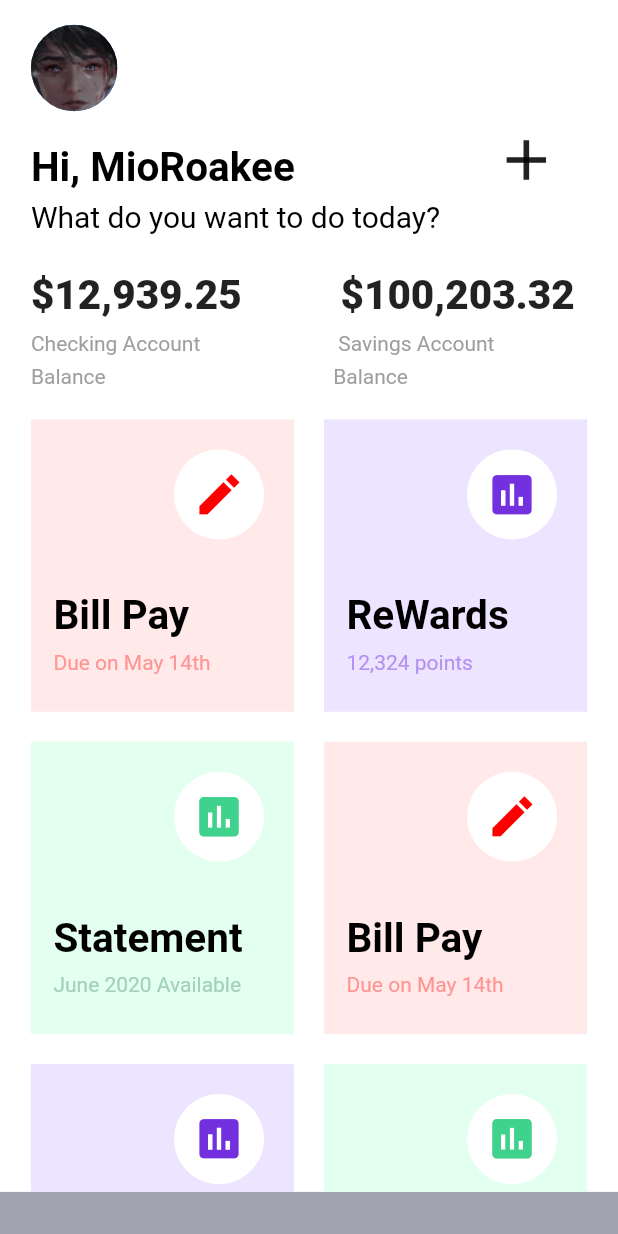
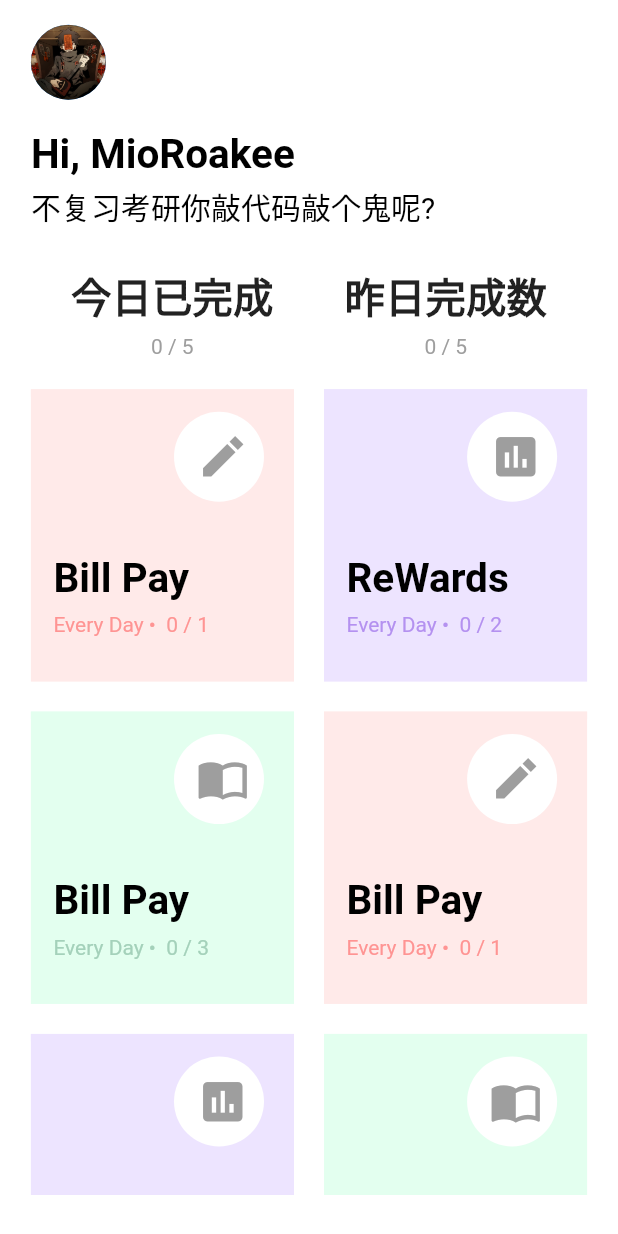
Before and after one commit to MooRoakee/flutter_set_habit, a Flutter app: the screen it shows after launch, on a phone screen of 412 x 824 dp. Run offline on Flutter 3.47's test engine with Material 2 defaults, Android fonts, the light colour scheme and no system bars; drawn by our look-alikes of like_button; our stand-ins replace flutter_spinkit, get; missing offline and left inert: dart:ffi, webdav.

```diff
--- a/lib/main.dart
+++ b/lib/main.dart
@@ -1,17 +1,20 @@
+import 'dart:io';
+
 import 'package:flutter/material.dart';
+import 'package:flutter/services.dart';
 import 'package:set_habit/page/home.dart';
 import 'package:get/get.dart';
 import 'page/drawer_screen.dart';
 
 void main() {
   runApp(MyApp());
-  // if (Platform.isAndroid) {
-  //   // 以下两行 设置android状态栏为透明的沉浸。写在组件渲染之后，是为了在渲染后进行set赋值，覆盖状态栏，写在渲染之前
-  //   // MaterialApp组件会覆盖掉这个值。
-  //   SystemUiOverlayStyle systemUiOverlayStyle =
-  //       SystemUiOverlayStyle(statusBarColor: Colors.transparent);
-  //   SystemChrome.setSystemUIOverlayStyle(systemUiOverlayStyle);
-  // }
+  if (Platform.isAndroid) {
+    // 以下两行 设置android状态栏为透明的沉浸。写在组件渲染之后，是为了在渲染后进行set赋值，覆盖状态栏，写在渲染之前
+    // MaterialApp组件会覆盖掉这个值。
+    SystemUiOverlayStyle systemUiOverlayStyle =
+        SystemUiOverlayStyle(systemNavigationBarColor: Colors.transparent);
+    SystemChrome.setSystemUIOverlayStyle(systemUiOverlayStyle);
+  }
 }
 
 class MyApp extends StatelessWidget {
--- a/lib/others/constant.dart
+++ b/lib/others/constant.dart
@@ -1,57 +1,150 @@
 import 'package:flutter/material.dart';
+import 'package:like_button/like_button.dart';
 
 List<Widget> habit = [];
-// List<Widget> habit = List.generate(
-//     30,
-//     (index) => Container(
-//           color: Color.fromRGBO(227, 255, 239, 1),
-//         ));
 
-class buildHabit2 extends StatelessWidget {
-  buildHabit2(
-      {Key key,
-      this.colorOfIcon,
-      this.colorOfTime,
-      this.colorOfbackG,
-      this.icon,
-      this.subTitle,
-      this.title})
+class HabitColorType {
+  static const int red = 0;
+  static const int purple = 1;
+  static const int green = 2;
+}
+
+class HabitDayType {
+  static const int EVERYDAY = 0;
+  static const int EVERYWEEK = 1;
+  static const int EVERYMONTH = 2;
+}
+
+class HabitItem extends StatefulWidget {
+  HabitItem(this.nameItem, this.habitColorType, this.habitDayType, this.icon,this.goal,
+      {Key key})
       : super(key: key);
+  final String nameItem;
+  final int habitColorType;
+  final int habitDayType;
+  final IconData icon;
+  int goal;
 
-  Color colorOfbackG;
-  Color colorOfIcon;
-  Color colorOfTime;
-  String title;
-  String subTitle;
-  IconData icon;
 
+  @override
+  _HabitItemState createState() => _HabitItemState();
+}
+
+class _HabitItemState extends State<HabitItem> {
+  Color colorbackG;
+  Color colorIcon;
+  Color colorDayTypeString;
+  bool isLikedLocal = false;
+  String habitDayTypeString;
+  int completeness = 0;
+
+  @override
+  void initState() {
+    // TODO: implement initState
+    super.initState();
+    switch (widget.habitColorType) {
+      case HabitColorType.red:
+        colorbackG = Color.fromRGBO(255, 234, 233, 1);
+        colorIcon = Color.fromRGBO(255, 0, 0, 1);
+        colorDayTypeString = Color.fromRGBO(255, 148, 147, 1);
+        break;
+      case HabitColorType.purple:
+        colorbackG = Color.fromRGBO(237, 228, 255, 1);
+        colorIcon = Color.fromRGBO(114, 48, 222, 1);
+        colorDayTypeString = Color.fromRGBO(180, 145, 240, 1);
+        break;
+      case HabitColorType.green:
+        colorbackG =  Color.fromRGBO(227, 255, 239, 1);
+        colorIcon = Color.fromRGBO(63, 210, 140, 1);
+        colorDayTypeString =Color.fromRGBO(164, 209, 186, 1);
+        break;
+    }
+
+    switch(widget.habitDayType){
+      case HabitDayType.EVERYDAY:
+        habitDayTypeString = 'Every Day';
+        break;
+      case HabitDayType.EVERYMONTH:
+        habitDayTypeString = 'Every Month';
+        break;
+      case HabitDayType.EVERYWEEK:
+        habitDayTypeString = 'Every Week';
+        break;
+    }
+  }
+
+  Future<bool> onLikeButtonTapped(bool isLiked) async{
+
+
+    isLikedLocal = !isLikedLocal;
+    setState(() {
+      if(isLikedLocal){
+        completeness+=1;
+      }else{
+        completeness-=1;
+      }
+
+    });
+
+
+    return !isLiked;
+  }
+
+  @override
   Widget build(BuildContext context) {
-    return InkWell(
-      child: Container(
-        color: colorOfbackG,
+    return Container(
+      color: colorbackG,
       child: Column(
         children: [
+          AnimatedContainer(
+            duration: Duration(milliseconds: 300),
+            child: LinearProgressIndicator(
+
+              minHeight: 5,
+              backgroundColor: colorbackG,
+              valueColor: AlwaysStoppedAnimation(colorIcon),
+              value: completeness / widget.goal,
+            ),
+          ),
           Padding(
-              padding: EdgeInsets.only(right: 20, top: 20),
+            padding: EdgeInsets.only(right: 20, top: 10),
             child: Align(
               alignment: Alignment.centerRight,
               child: CircleAvatar(
                 radius: 30,
                 backgroundColor: Colors.white,
-                  child: Icon(
-                    icon,
-                    color: colorOfIcon,
+                child: LikeButton(
+                  isLiked: isLikedLocal,
+                  onTap: onLikeButtonTapped,
+                    bubblesColor: BubblesColor(
+                      dotPrimaryColor: Color(0xFFFFC107),
+                      dotSecondaryColor: Color(0xFFFF9800),
+                      dotThirdColor: colorIcon,
+                      dotLastColor: colorDayTypeString,
+                    ),
+                    padding: EdgeInsets.only(bottom: 5),
+                    animationDuration: Duration(milliseconds: 700),
+                    circleColor:
+                    CircleColor(start: Color(0xFFFFC107), end: colorIcon),
+                    mainAxisAlignment: MainAxisAlignment.center,
+                    likeBuilder: (bool isLiked) {
+                      return Icon(
+                        widget.icon,
+                        color: isLiked ? colorIcon : Colors.grey,
                         size: 35,
+                      );
+                    }
                     ),
               ),
             ),
           ),
+
           Padding(
             padding: EdgeInsets.only(top: 35.0, left: 15),
             child: Align(
               alignment: Alignment.centerLeft,
               child: Text(
-                  title,
+                widget.nameItem,
                 style: TextStyle(
                     color: Colors.black,
                     fontSize: 27,
@@ -64,12 +157,11 @@ class buildHabit2 extends StatelessWidget {
             child: Align(
                 alignment: Alignment.centerLeft,
                 child: Text(
-                    subTitle,
-                    style: TextStyle(color: colorOfTime),
+                  habitDayTypeString+" •  "+"$completeness / ${widget.goal}",
+                  style: TextStyle(color: colorDayTypeString),
                 )),
           ),
         ],
-        ),
       ),
     );
   }
--- a/lib/page/drawer_screen.dart
+++ b/lib/page/drawer_screen.dart
@@ -1,4 +1,5 @@
 import 'package:animations/animations.dart';
+import 'package:flutter/cupertino.dart';
 import 'package:flutter/material.dart';
 import 'package:get/get.dart';
 import 'package:set_habit/page/webdev_set.dart';
@@ -11,6 +12,7 @@ class DrawerScreen extends StatefulWidget {
 class _DrawerScreenState extends State<DrawerScreen> {
   var width;
   var height;
+
   @override
   Widget build(BuildContext context) {
     width = MediaQuery.of(context).size.width; //返回context所在的窗口宽度
@@ -42,46 +44,46 @@ class _DrawerScreenState extends State<DrawerScreen> {
                   ],
                 ),
                 SizedBox(
-                  height: height * 0.15,
+                  height: 150,
                 ),
                 Column(
+                  children: [
+                    Row(
                       children: [
                         OpenContainer(
                           closedColor: Color.fromRGBO(163, 162, 177, 1),
                           closedElevation: 0,
                           openElevation: 0,
-                      closedBuilder: (ctx, action) => NewRoute(
+                          transitionDuration: Duration(milliseconds: 450),
+                          transitionType: ContainerTransitionType.fadeThrough,
+                          closedBuilder: (ctx, action) => DrawerItem(
                             text: 'Webdev',
                             icon: Icons.cloud,
                           ),
                           openBuilder: (ctx, action) => webdev_setting(),
                         ),
-                    SizedBox(
-                      height: height * 0.05,
-                    ),
-                    NewRoute(
-                      text: 'Settings',
-                      icon: Icons.settings,
+                      ],
                     ),
                     SizedBox(
                       height: height * 0.05,
                     ),
-                    NewRoute(
+                    Row(
+                      children: [
+                        DrawerItem(
                           text: 'Settings',
                           icon: Icons.settings,
                         ),
-                    SizedBox(
-                      height: height * 0.05,
-                    ),
-                    NewRoute(
-                      text: 'Settings',
-                      icon: Icons.settings,
-                    ),
-                    SizedBox(
-                      height: height * 0.05,
+                      ],
                     ),
                   ],
                 ),
+                Column(
+                  children: [
+                    Container(
+                      color: Color.fromRGBO(163, 162, 177, 1),
+                    )
+                  ],
+                )
               ],
             ),
           )),
@@ -89,14 +91,16 @@ class _DrawerScreenState extends State<DrawerScreen> {
   }
 }
 
-class NewRoute extends StatelessWidget {
+class DrawerItem extends StatelessWidget {
   final IconData icon;
   final String text;
-  const NewRoute({Key key, this.icon, this.text}) : super(key: key);
+
+  const DrawerItem({Key key, this.icon, this.text}) : super(key: key);
 
   @override
   Widget build(BuildContext context) {
     return Row(
+      mainAxisSize: MainAxisSize.min,
       children: [
         Icon(
           icon,
--- a/lib/page/home.dart
+++ b/lib/page/home.dart
@@ -30,40 +30,20 @@ class _MyAppState extends State<Home> with TickerProviderStateMixin {
   void initState() {
     super.initState();
 
-    _controller = AnimationController(vsync: this)
-      ..drive(
-        Tween(begin: 0, end: 1),
-      )
-      ..duration = Duration(milliseconds: 200);
+    int i = 0;
+    while (i < 4) {
+      i++;
+      habit.add(HabitItem('Bill Pay', HabitColorType.red, HabitDayType.EVERYDAY,
+          Icons.create_sharp,1));
 
-    int i = 0;
-    while (i < 2) {
-      i++;
-      habit.add(buildHabit(
-        Color.fromRGBO(255, 234, 233, 1),
-        Color.fromRGBO(255, 0, 0, 1),
-        Color.fromRGBO(255, 148, 147, 1),
-        'Bill Pay',
-        'Due on May 14th',
-        Icons.create_sharp,
-      ));
-      habit.add(buildHabit(
-          Color.fromRGBO(237, 228, 255, 1),
-          Color.fromRGBO(114, 48, 222, 1),
-          Color.fromRGBO(180, 145, 240, 1),
-          'ReWards',
-          '12,324 points',
-          Icons.insert_chart));
-
-      habit.add(buildHabit(
-          Color.fromRGBO(227, 255, 239, 1),
-          Color.fromRGBO(63, 210, 140, 1),
-          Color.fromRGBO(164, 209, 186, 1),
-          'Statement',
-          'June 2020 Available',
-          Icons.insert_chart));
+      habit.add(HabitItem('ReWards', HabitColorType.purple,
+          HabitDayType.EVERYDAY, Icons.insert_chart,2));
+      habit.add(HabitItem('Bill Pay', HabitColorType.green,
+          HabitDayType.EVERYDAY, Icons.import_contacts_outlined,3));
     }
   }
+
+
 
   @override
   Widget build(Object context) {
@@ -72,6 +52,7 @@ class _MyAppState extends State<Home> with TickerProviderStateMixin {
 
     return SafeArea(
         child: AnimatedContainer(
+      transformAlignment: Alignment.center,
       transform: Matrix4.translationValues(xOffset, yOffset, 0)
         ..scale(scaleOffset)
         ..rotateZ(rotateOffset),
@@ -83,7 +64,10 @@ class _MyAppState extends State<Home> with TickerProviderStateMixin {
           borderRadius: isDrawerOpen || isGesture
               ? BorderRadius.circular(40)
               : BorderRadius.circular(0)),
-      child: SingleChildScrollView(
+      child: ClipRRect(
+        borderRadius: isDrawerOpen || isGesture
+            ? BorderRadius.circular(40)
+            : BorderRadius.circular(0),
         child: GestureDetector(
           onPanUpdate: (DragUpdateDetails d) {
             print('dx = ${d.delta.dx} dy = ${d.delta.dy}');
@@ -91,30 +75,32 @@ class _MyAppState extends State<Home> with TickerProviderStateMixin {
             isGesture = true;
             if (!isDrawerOpen) {
               if (d.delta.dx > 0) {
-                if (xOffset + d.delta.dx <= 290) xOffset += d.delta.dx;
-                if (yOffset + d.delta.dy <= 80) yOffset += d.delta.dy;
+                if (xOffset + d.delta.dx <= 180) xOffset += d.delta.dx;
+
+                if (yOffset + 0.5 * d.delta.dx <= 80)
+                  yOffset += 0.5 * d.delta.dx;
+
                 if (scaleOffset >= 0.85) scaleOffset *= 0.999;
                 if (rotateOffset <= 0.25 && rotateOffset >= 0)
-                  rotateOffset += 0.0009;
+                  rotateOffset += 0.0005 * d.delta.dx;
                 if (profileRotate <= 0.25 && profileRotate >= 0)
-                  profileRotate += 0.001;
+                  profileRotate += 0.0005 * d.delta.dx;
                 if (profileXOffset <= 10) profileXOffset += 0.2;
               } else {
-                if (xOffset >= 20) {
-                  if (xOffset + d.delta.dx <= 290) xOffset += d.delta.dx;
-                  if (yOffset + d.delta.dy <= 80) yOffset += d.delta.dy;
+                if (xOffset >= 0) {
+                  if (xOffset + d.delta.dx <= 180) xOffset += d.delta.dx;
+                  if (yOffset + 0.5 * d.delta.dx <= 80)
+                    yOffset += 0.5 * d.delta.dx;
                   if (scaleOffset >= 0.85) scaleOffset *= 1.001;
                   if (rotateOffset <= 0.25 && rotateOffset >= 0)
                     rotateOffset -= 0.0005;
                   if (profileRotate <= 0.25 && profileRotate >= 0)
                     profileRotate -= 0.009;
                   if (profileXOffset <= 10) profileXOffset -= 0.2;
-                } else {
-                  isGesture = false;
                 }
               }
             } else {
-              if (xOffset + d.delta.dx <= 290) xOffset += d.delta.dx * 1.5;
+              if (xOffset + d.delta.dx <= 180) xOffset += d.delta.dx * 1.5;
               if (yOffset + d.delta.dy >= 0) yOffset += d.delta.dx;
               if (scaleOffset >= 0.85) scaleOffset *= 1.001;
               if (rotateOffset <= 0) rotateOffset -= 0.001;
@@ -127,16 +113,16 @@ class _MyAppState extends State<Home> with TickerProviderStateMixin {
           },
           onPanEnd: (d) {
             if (!isDrawerOpen) {
-              if (xOffset >= 290 / 2) {
+              if (xOffset >= 180 / 2) {
                 isDrawerOpen = !isDrawerOpen;
-                xOffset = isDrawerOpen ? 290 : 0;
+                xOffset = isDrawerOpen ? 180 : 0;
                 yOffset = isDrawerOpen ? 80 : 0;
                 profileXOffset = isDrawerOpen ? 35 : 0;
                 scaleOffset = isDrawerOpen ? 0.85 : 1;
                 rotateOffset = isDrawerOpen ? -50 : 0;
                 profileRotate = isDrawerOpen ? -150 : 0;
               } else {
-                xOffset = isDrawerOpen ? 290 : 0;
+                xOffset = isDrawerOpen ? 180 : 0;
                 yOffset = isDrawerOpen ? 80 : 0;
                 profileXOffset = isDrawerOpen ? 35 : 0;
                 scaleOffset = isDrawerOpen ? 0.85 : 1;
@@ -144,16 +130,16 @@ class _MyAppState extends State<Home> with TickerProviderStateMixin {
                 profileRotate = isDrawerOpen ? -150 : 0;
               }
             } else {
-              if (xOffset <= 290 / 2) {
+              if (xOffset <= 180 / 2) {
                 isDrawerOpen = !isDrawerOpen;
-                xOffset = isDrawerOpen ? 290 : 0;
+                xOffset = isDrawerOpen ? 180 : 0;
                 yOffset = isDrawerOpen ? 80 : 0;
                 profileXOffset = isDrawerOpen ? 35 : 0;
                 scaleOffset = isDrawerOpen ? 0.85 : 1;
                 rotateOffset = isDrawerOpen ? -50 : 0;
                 profileRotate = isDrawerOpen ? -150 : 0;
               } else {
-                xOffset = isDrawerOpen ? 290 : 0;
+                xOffset = isDrawerOpen ? 180 : 0;
                 yOffset = isDrawerOpen ? 80 : 0;
                 profileXOffset = isDrawerOpen ? 35 : 0;
                 scaleOffset = isDrawerOpen ? 0.85 : 1;
@@ -176,7 +162,8 @@ class _MyAppState extends State<Home> with TickerProviderStateMixin {
                 child: Align(
                   alignment: Alignment.centerLeft,
                   child: AnimatedContainer(
-                    transform: Matrix4.translationValues(profileXOffset, 0, 0)
+                    transformAlignment: Alignment.center,
+                    transform: Matrix4.translationValues(0, 0, 0)
                       ..rotateZ(profileRotate),
                     curve: Curves.fastOutSlowIn,
                     duration: isGesture
@@ -185,13 +172,17 @@ class _MyAppState extends State<Home> with TickerProviderStateMixin {
                     child: Builder(builder: (iconContext) {
                       return InkWell(
                         onTap: () {
-                          Navigator.of(context).push(RippleRoute(
-                              drawer_stack(),
-                                  RouteConfig.fromContext(iconContext)));
-
+                          isDrawerOpen = !isDrawerOpen;
+                          xOffset = isDrawerOpen ? 180 : 0;
+                          yOffset = isDrawerOpen ? 80 : 0;
+                          profileXOffset = isDrawerOpen ? 35 : 0;
+                          scaleOffset = isDrawerOpen ? 0.85 : 1;
+                          rotateOffset = isDrawerOpen ? -50 : 0;
+                          profileRotate = isDrawerOpen ? -150 : 0;
+                          setState(() {});
                         },
                         child: CircleAvatar(
-                          radius: width * 0.07,
+                          radius: 25,
                           backgroundImage: AssetImage('assets/img/profile.png'),
                         ),
                       );
@@ -218,13 +209,6 @@ class _MyAppState extends State<Home> with TickerProviderStateMixin {
                     ),
                   ),
                 ),
-                SizedBox(
-                  width: width * 0.32,
-                ),
-                Padding(
-                  padding: EdgeInsets.only(top: 10),
-                  child: _buildPausePlayIcon(),
-                )
               ]),
               Padding(
                 padding:
@@ -232,7 +216,7 @@ class _MyAppState extends State<Home> with TickerProviderStateMixin {
                 child: Align(
                   alignment: Alignment.centerLeft,
                   child: Text(
-                    'What do you want to do today?',
+                    '不复习考研你敲代码敲个鬼呢?',
                     style: TextStyle(
                         color: Colors.black,
                         fontSize: 20,
@@ -245,83 +229,62 @@ class _MyAppState extends State<Home> with TickerProviderStateMixin {
               ///没啥用的东西
               ///======================================
               Row(
-                mainAxisAlignment: MainAxisAlignment.spaceBetween,
+                mainAxisAlignment: MainAxisAlignment.spaceEvenly,
+                children: [
+                  Column(
                     children: [
                       Padding(
-                    padding:
-                        EdgeInsets.only(top: height * 0.03, left: width * 0.05),
+                        padding: EdgeInsets.only(top: height * 0.03),
                         child: Align(
                           alignment: Alignment.centerLeft,
                           child: Text(
-                        '\$12,939.25',
+                            '今日已完成',
                             style: TextStyle(
                                 fontSize: 27, fontWeight: FontWeight.w900),
                           ),
                         ),
                       ),
                       Padding(
-                    padding: EdgeInsets.only(
-                        top: height * 0.03, right: width * 0.07),
+                        padding: EdgeInsets.only(top: 5),
+                        child: Text(
+                          '0 / 5',
+                          style: TextStyle(color: Colors.grey, fontSize: 14),
+                        ),
+                      )
+                    ],
+                  ),
+                  Column(
+                    children: [
+                      Padding(
+                        padding: EdgeInsets.only(top: height * 0.03),
                         child: Align(
                           alignment: Alignment.centerLeft,
                           child: Text(
-                        '\$100,203.32',
+                            '昨日完成数',
                             style: TextStyle(
                                 fontSize: 27, fontWeight: FontWeight.w900),
                           ),
                         ),
                       ),
+                      Padding(
+                        padding: EdgeInsets.only(top: 5),
+                        child: Text(
+                          '0 / 5',
+                          style: TextStyle(color: Colors.grey, fontSize: 14),
+                        ),
+                      )
                     ],
                   ),
-              Row(
-                mainAxisAlignment: MainAxisAlignment.spaceBetween,
-                children: [
-                  Padding(
-                      padding: EdgeInsets.only(
-                          left: width * 0.05, top: height * 0.01),
-                      child: Text(
-                        'Checking Account',
-                        style: TextStyle(color: Colors.grey, fontSize: 14),
-                      )),
-                  Padding(
-                      padding: EdgeInsets.only(
-                          right: width * 0.20, top: height * 0.01),
-                      child: Text(
-                        'Savings Account',
-                        style: TextStyle(color: Colors.grey, fontSize: 14),
-                      )),
-                ],
-              ),
-              Row(
-                mainAxisAlignment: MainAxisAlignment.spaceBetween,
-                children: [
-                  Padding(
-                      padding: EdgeInsets.only(
-                          left: width * 0.05, top: height * 0.007),
-                      child: Text(
-                        'Balance',
-                        style: TextStyle(color: Colors.grey, fontSize: 14),
-                      )),
-                  Padding(
-                      padding: EdgeInsets.only(
-                          right: width * 0.34, top: height * 0.007),
-                      child: Text(
-                        'Balance',
-                        style: TextStyle(color: Colors.grey, fontSize: 14),
-                      )),
                 ],
               ),
 
               ///=======================================
               ///卡片区
               ///========================================
-              Column(children: [
-                ClipRRect(
-                  borderRadius: isDrawerOpen || isGesture
-                      ? BorderRadius.only(bottomLeft: Radius.circular(40))
-                      : BorderRadius.only(bottomLeft: Radius.circular(0)),
-                  child: Container(
-                    height: height * 0.65,
+              Column(
+                children: [
+                  Container(
+                    height: 558,
                     child: GridView.count(
                         crossAxisCount: 2,
                         padding: EdgeInsets.all(width * 0.05),
@@ -331,8 +294,8 @@ class _MyAppState extends State<Home> with TickerProviderStateMixin {
                         childAspectRatio: .9,
                         children: habit),
                   ),
+                ],
               ),
-              ]),
             ],
           ),
         ),
--- a/pubspec.yaml
+++ b/pubspec.yaml
@@ -32,6 +32,7 @@ dependencies:
   flutter_spinkit: "^4.1.2"
   get: ^3.21.1
   animations: ^1.1.2
+  like_button: ^2.0.2
 
 dev_dependencies:
   flutter_test:
```
Also changed, not shown: assets/img/profile.png, pubspec.lock. Lines whose indentation alone changed are shown as unchanged.
